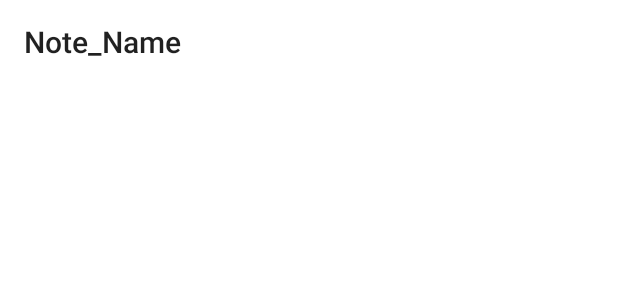
After one commit to abhikant28/TheToDo, an Android app: the layout activity_edit_note.xml on its own in the app's theme, with its tools: preview values and no code run, on a phone screen of 412 x 824 dp. The commit adds this screen. Shown: the top 300 px of the screen. Run offline under Robolectric (Android 15) with nearby library versions, the phone set to English and light mode, and no system bars.

Commit message:
Working on Notes Groups

```diff
--- a/app/src/main/AndroidManifest.xml
+++ b/app/src/main/AndroidManifest.xml
@@ -10,6 +10,9 @@
         android:supportsRtl="true"
         android:theme="@style/Theme.TheToDo">
         <activity
+            android:name=".EditNote"
+            android:exported="true" />
+        <activity
             android:name=".MainActivity"
             android:exported="true">
             <intent-filter>
--- /dev/null
+++ b/app/src/main/java/com/example/thetodo/EditNote.java
@@ -0,0 +1,15 @@
+package com.example.thetodo;
+
+import androidx.appcompat.app.AppCompatActivity;
+
+import android.os.Bundle;
+
+public class EditNote extends AppCompatActivity {
+
+    @Override
+    protected void onCreate(Bundle savedInstanceState) {
+        super.onCreate(savedInstanceState);
+        setContentView(R.layout.activity_edit_note);
+    }
+
+}
--- a/app/src/main/java/com/example/thetodo/MainActivity.java
+++ b/app/src/main/java/com/example/thetodo/MainActivity.java
@@ -5,6 +5,7 @@ import androidx.recyclerview.widget.DefaultItemAnimator;
 import androidx.recyclerview.widget.LinearLayoutManager;
 import androidx.recyclerview.widget.RecyclerView;
 
+import android.content.SharedPreferences;
 import android.os.Bundle;
 import android.text.Editable;
 import android.text.TextWatcher;
@@ -20,6 +21,8 @@ public class MainActivity extends AppCompatActivity {
     static public ArrayList<Tasks> myTasks = new ArrayList<>();
     static public ArrayList<Groups> myGroups = new ArrayList<>();
     static public ArrayList<Notes> allNotes = new ArrayList<>();
+
+    SharedPreferences sharedPreferences;
 
     private RecyclerView task_RecyclerView;
     public Task_RecyclerView_Adapter.RecyclerViewClickListener task_listener;
--- /dev/null
+++ b/app/src/main/res/layout/activity_edit_note.xml
@@ -0,0 +1,20 @@
+<?xml version="1.0" encoding="utf-8"?>
+<LinearLayout xmlns:android="http://schemas.android.com/apk/res/android"
+    xmlns:app="http://schemas.android.com/apk/res-auto"
+    xmlns:tools="http://schemas.android.com/tools"
+    android:layout_width="match_parent"
+    android:layout_height="match_parent"
+    android:orientation="vertical"
+    tools:context=".EditNote">
+    <Toolbar
+        android:layout_width="match_parent"
+        android:layout_height="wrap_content"
+        android:title="Note_Name"/>
+<LinearLayout
+    android:layout_width="match_parent"
+    android:layout_height="match_parent">
+    <Toolbar
+        android:layout_width="match_parent"
+        android:layout_height="wrap_content"/>
+</LinearLayout>
+</LinearLayout>
```
